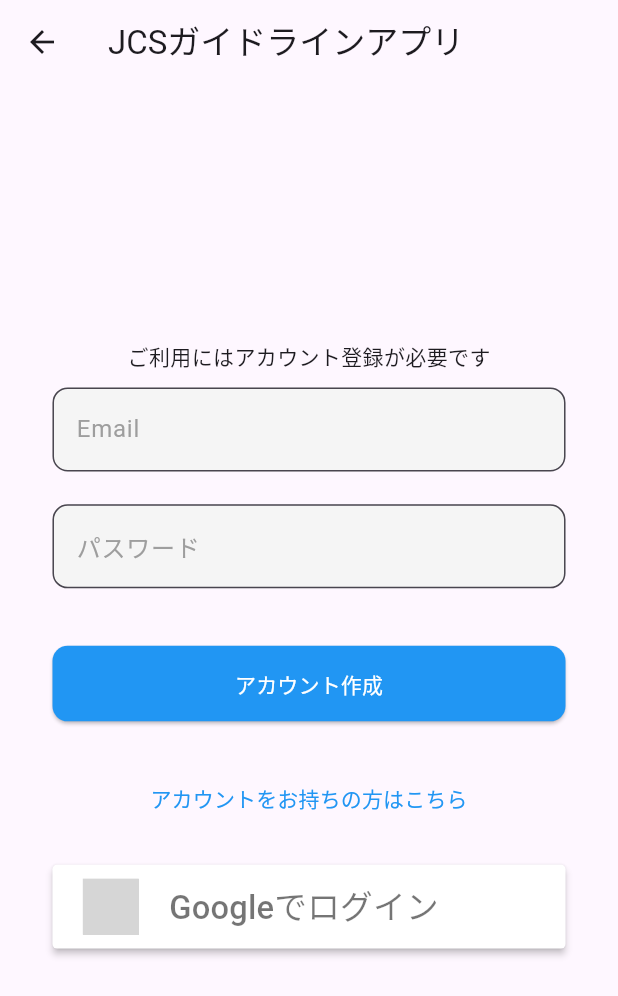
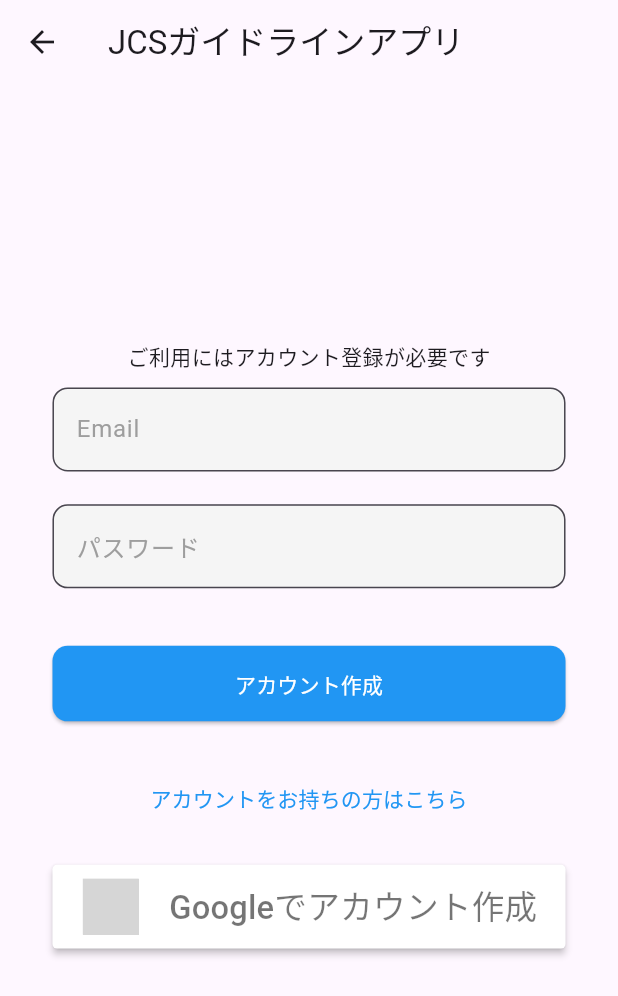
Before and after one commit to g-one-ne-jp/guidelineapp, a Flutter app: the UiPageSingup screen opened by its route, on a phone screen of 412 x 824 dp. Shown: the top 996 px of the screen. Run offline on Flutter 3.47's test engine with Material 3 defaults, Android fonts, the light colour scheme and no system bars; our stand-ins replace auto_route, cloud_firestore, dio, firebase_auth, firebase_core, firebase_storage and 14 more; missing offline and left inert: flutter_quill, markdown_widget, pdftron_flutter, syncfusion_flutter_pdfviewer; accounts and stored records are empty; generated files the repository leaves out were written again; grey boxes are pictures that could not be loaded.

Commit message:
update:文言修正

```diff
--- a/lib/ui/page/root/up_page_root_signup.dart
+++ b/lib/ui/page/root/up_page_root_signup.dart
@@ -155,7 +155,7 @@ class UiPageSingup extends HookConsumerWidget {
                   child: FittedBox(
                     child: SignInButton(
                       Buttons.Google,
-                      text: "Googleでログイン",
+                      text: "Googleでアカウント作成",
                       onPressed: () async {
                         //タップされたらプログレスを表示
                         uiUtilshowProgress(context);
@@ -164,7 +164,7 @@ class UiPageSingup extends HookConsumerWidget {
                           context.router.pushNamed('/profileCreate');
                         } else {
                           await Fluttertoast.showToast(
-                            msg: 'Googleサインインに失敗しました',
+                            msg: 'Googleでアカウント作成に失敗しました',
                           );
                         }
                         uiUtilhideProgress(context);
```
